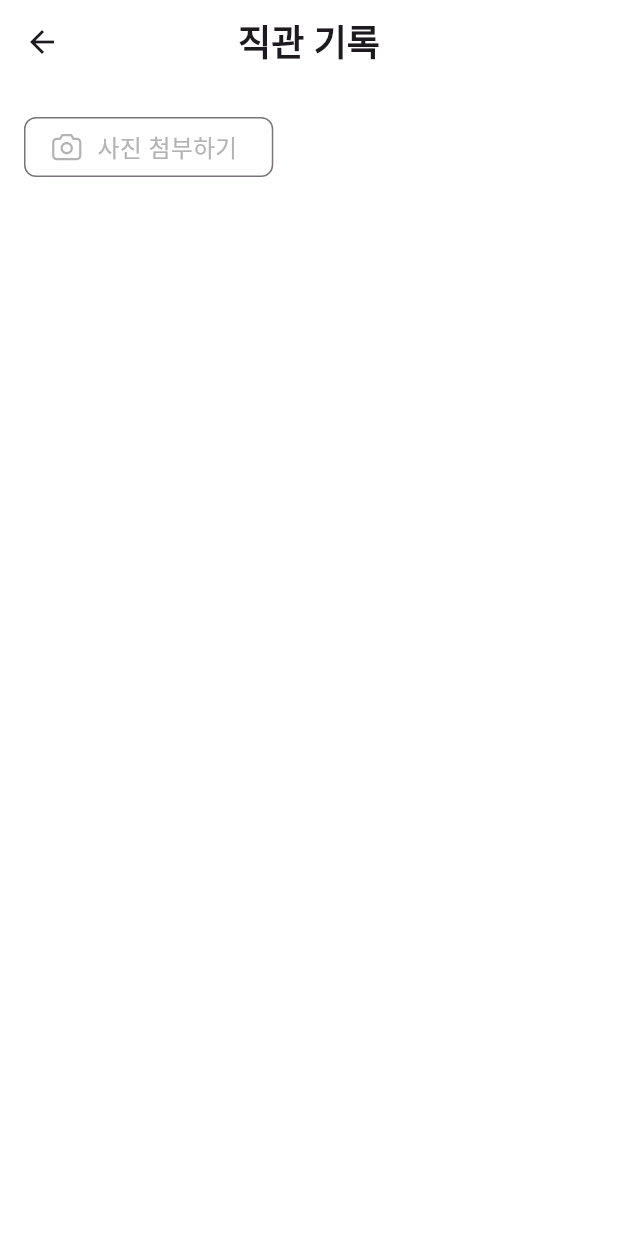
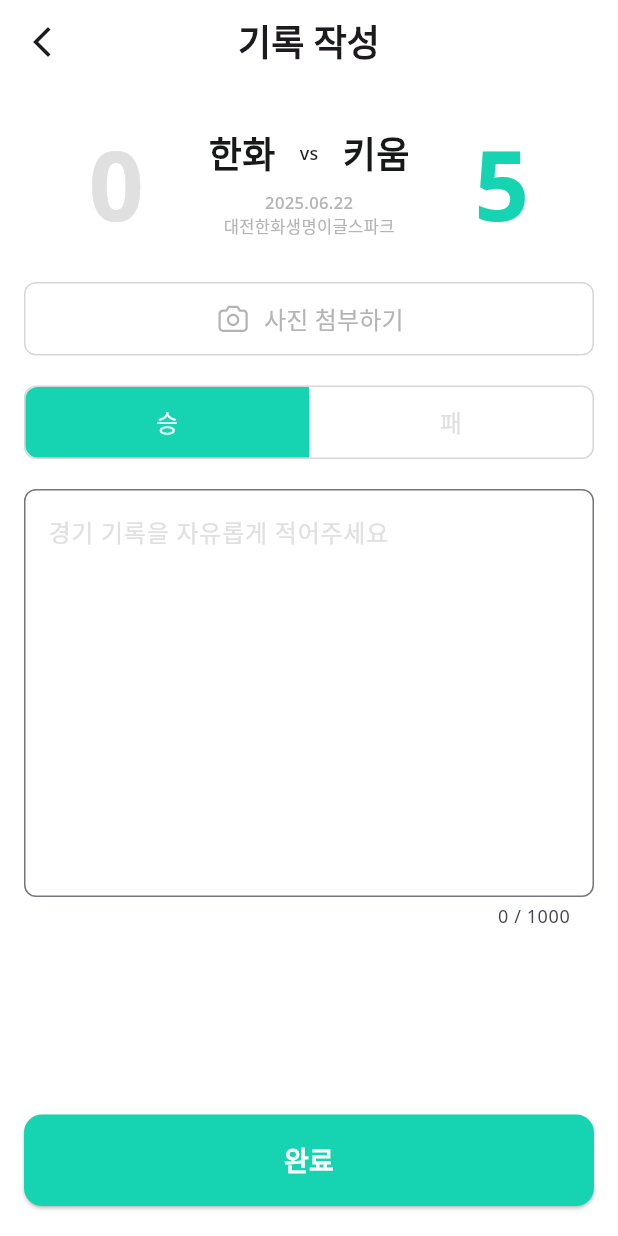
Before and after one commit to ballkkaye/frontend, a Flutter app: the VisitRecordWritePage screen opened by its route, on a phone screen of 412 x 824 dp. Run offline on Flutter 3.47's test engine with Material 3 defaults, Android fonts, the phone set to English and light mode, and no system bars; our stand-ins replace dio, flutter_dotenv, flutter_riverpod, flutter_svg, google_fonts, table_calendar and 1 more.

Commit message:
직관 기록 작성페이지 만드는 중

```diff
--- /dev/null
+++ b/lib/ui/pages/holder/visit_record/widgets/visit_record_game.dart
@@ -0,0 +1,40 @@
+import 'package:ballkkaye_frontend/_core/style/m_color.dart';
+import 'package:ballkkaye_frontend/_core/style/m_text.dart';
+import 'package:flutter/material.dart';
+
+class VisitRecordGame extends StatelessWidget {
+  const VisitRecordGame({
+    super.key,
+  });
+
+  @override
+  Widget build(BuildContext context) {
+    return Row(
+      mainAxisAlignment: MainAxisAlignment.spaceEvenly,
+      children: [
+        Text("0",
+            style:
+                TextStyle(color: MColor.kLabel.disable, fontSize: 64, fontWeight: FontWeight.w700)),
+        Column(
+          children: [
+            Row(
+              children: [
+                MText.h1("한화", color: MColor.kLabel.normal),
+                SizedBox(width: 16),
+                MText.label2_5("vs", color: MColor.kLabel.normal),
+                SizedBox(width: 16),
+                MText.h1("키움", color: MColor.kLabel.normal),
+              ],
+            ),
+            SizedBox(height: 8),
+            MText.label3("2025.06.22", color: MColor.kLabel.alternative),
+            MText.label3("대전한화생명이글스파크", color: MColor.kLabel.alternative),
+          ],
+        ),
+        Text("5",
+            style: TextStyle(
+                color: MColor.kPrimary.strong, fontSize: 64, fontWeight: FontWeight.w700)),
+      ],
+    );
+  }
+}
--- a/lib/ui/pages/holder/visit_record/write_page/visit_record_write_page.dart
+++ b/lib/ui/pages/holder/visit_record/write_page/visit_record_write_page.dart
@@ -1,6 +1,7 @@
 import 'package:ballkkaye_frontend/_core/style/m_color.dart';
 import 'package:ballkkaye_frontend/_core/style/m_icon.dart';
 import 'package:ballkkaye_frontend/_core/style/m_text.dart';
+import 'package:ballkkaye_frontend/ui/pages/holder/visit_record/widgets/visit_record_game.dart';
 import 'package:flutter/material.dart';
 
 class VisitRecordWritePage extends StatelessWidget {
@@ -8,32 +9,113 @@ class VisitRecordWritePage extends StatelessWidget {
 
   @override
   Widget build(BuildContext context) {
+    final screenWidth = MediaQuery.of(context).size.width;
+
     return Scaffold(
       appBar: AppBar(
-        actionsPadding: EdgeInsets.symmetric(horizontal: 10),
-        title: MText.h1("직관 기록"),
+        title: MText.h1("기록 작성"),
         centerTitle: true,
+        leading: IconButton(
+          icon: Icon(Icons.arrow_back_ios_new),
+          onPressed: () {},
+        ),
       ),
       body: Padding(
-        padding: const EdgeInsets.symmetric(horizontal: 16),
+        padding: const EdgeInsets.symmetric(horizontal: 16, vertical: 20),
         child: Column(
+          crossAxisAlignment: CrossAxisAlignment.center,
           children: [
-            Card(),
-            SizedBox(height: 10),
-            OutlinedButton.icon(
-              onPressed: () {},
-              icon: MIcon.page.record.camera,
-              label: Text("사진 첨부하기",style: TextStyle(fontSize: 16, fontWeight: FontWeight.w500, color: MColor.kLabel.alternative),),
-              style: OutlinedButton.styleFrom(
-                shape: RoundedRectangleBorder(
+            const VisitRecordGame(), // 점수, 팀명, 날짜, 경기장 표시 위젯
+            const SizedBox(height: 20),
+
+            // 사진 첨부 버튼
+            SizedBox(
+              width: double.infinity,
+              child: OutlinedButton.icon(
+                onPressed: () {},
+                icon: MIcon.page.record.camera,
+                label: MText.button3("사진 첨부하기", color: MColor.kLabel.alternative),
+                style: OutlinedButton.styleFrom(
+                  shape: RoundedRectangleBorder(
+                    borderRadius: BorderRadius.circular(8),
+                  ),
+                  side: BorderSide(
+                    color: MColor.kLine.normal,
+                    width: 1,
+                  ),
+                  padding: const EdgeInsets.symmetric(vertical: 12),
+                ),
+              ),
+            ),
+            const SizedBox(height: 20),
+
+            // 승/패 선택 버튼
+            Container(
+              decoration: BoxDecoration(
+                border: Border.all(color: MColor.kLine.normal),
+                borderRadius: BorderRadius.circular(8),
+              ),
+              child: Row(
+                children: [
+                  Expanded(
+                    child: Container(
+                      decoration: BoxDecoration(
+                        color: MColor.kPrimary.strong,
+                        borderRadius: const BorderRadius.only(
+                          topLeft: Radius.circular(8),
+                          bottomLeft: Radius.circular(8),
+                        ),
+                      ),
+                      padding: const EdgeInsets.symmetric(vertical: 12),
+                      child: Center(
+                        child: MText.button3("승", color: MColor.kLabel.white),
+                      ),
+                    ),
+                  ),
+                  Expanded(
+                    child: Container(
+                      padding: const EdgeInsets.symmetric(vertical: 12),
+                      child: Center(
+                        child: MText.button3("패", color: MColor.kLabel.disable),
+                      ),
+                    ),
+                  ),
+                ],
+              ),
+            ),
+            const SizedBox(height: 20),
+
+            // 텍스트 입력창
+            TextField(
+              maxLines: 10,
+              maxLength: 1000,
+              decoration: InputDecoration(
+                hintText: "경기 기록을 자유롭게 적어주세요",
+                hintStyle: TextStyle(color: MColor.kLabel.disable),
+                counterText: "0 / 1000",
+                border: OutlineInputBorder(
                   borderRadius: BorderRadius.circular(8),
                 ),
               ),
             ),
+            Spacer(),
+            SizedBox(
+              width: double.infinity,
+              height: 61,
+              child: ElevatedButton(
+                onPressed: () {},
+                style: ElevatedButton.styleFrom(
+                  backgroundColor: MColor.kPrimary.strong,
+                  shape: RoundedRectangleBorder(
+                    borderRadius: BorderRadius.circular(12),
+                  ),
+                ),
+                child: MText.button2("완료", color: Colors.white),
+              ),
+            )
           ],
         ),
       ),
     );
   }
-
 }
```
